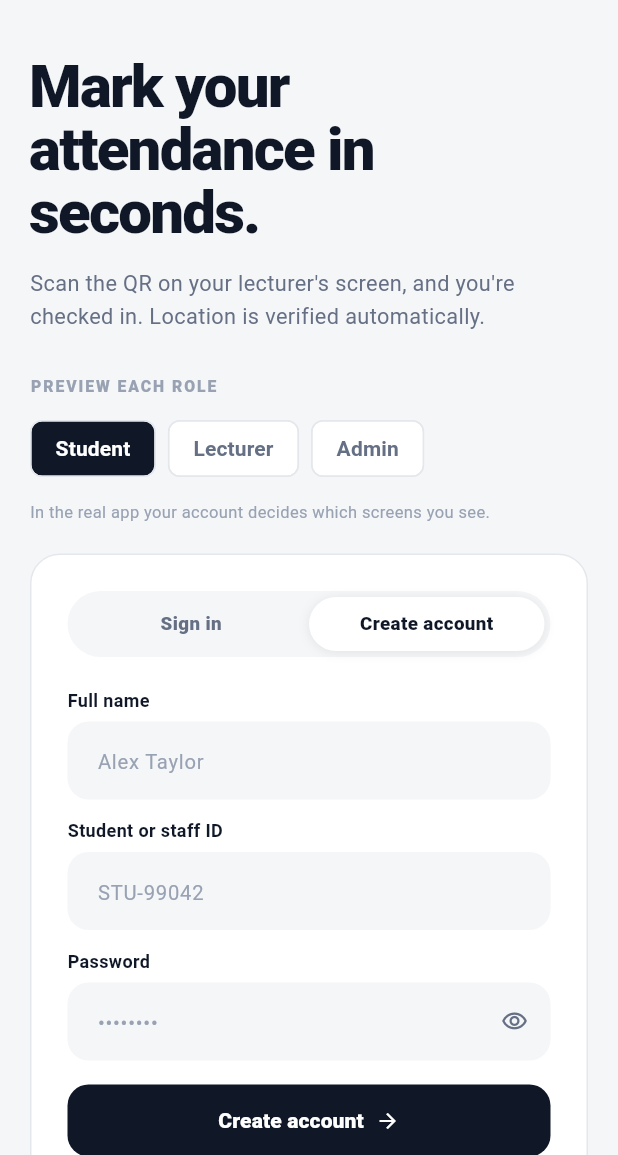
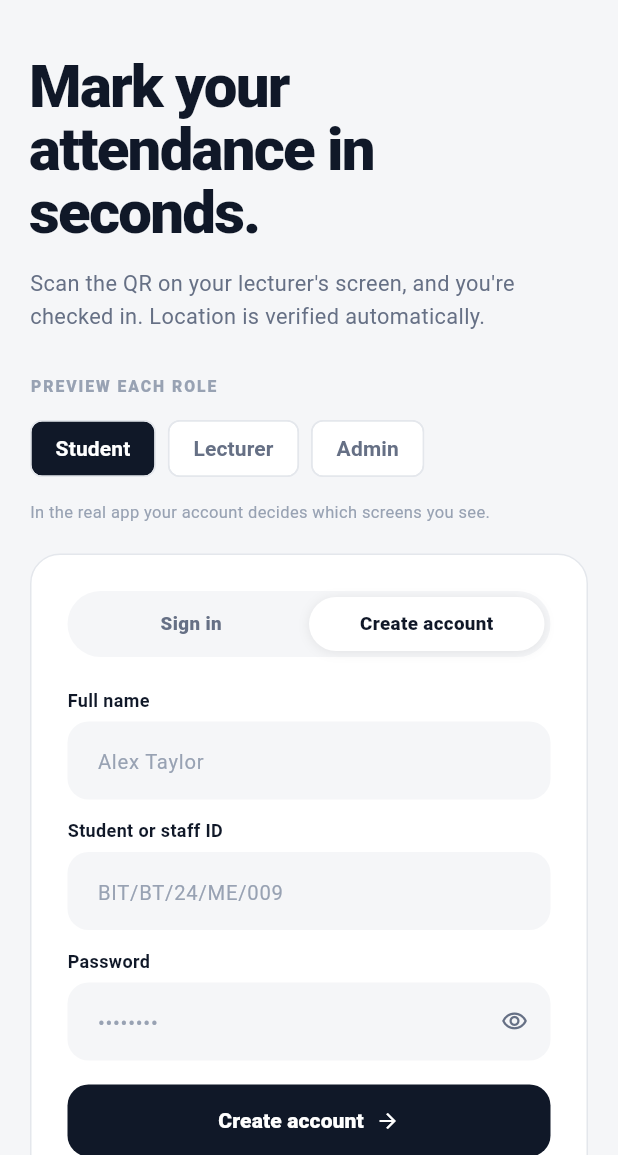
Before and after one commit to cryptotranquil/Smart-Attendance-System-QR-CODE, a Flutter app: the screen it shows after launch, after a tap on "Create account", on a phone screen of 412 x 824 dp, the part 81-1236 px from its top. Run offline on Flutter 3.47's test engine with Material 3 defaults, Android fonts, the phone set to English and light mode, and no system bars; our stand-ins replace supabase_flutter; accounts and stored records are empty.

Commit message:
Student registration numbers: switch to BIT/BT/YY/XX/NNN format
Segments: BIT = Bachelor of Information Technology (programme), BT = Blantyre
(campus), YY = intake year (2 digits), ME = Mature Entry (entry route), NNN =
roll number (zero-padded). Staff identifiers (FAC-.../ADM-...) unchanged.

- demo_data.dart, sign-in hint, student screen fallback, README + seed.sql updated
- Live demo DB (QR code project): profiles REG-DEMO-0001 -> BIT/BT/24/ME/009
  (claimed demo student), REG-2026-0042 -> BIT/BT/24/ME/042 (roster row)
- README documents the segment meanings and notes school_id is stored opaquely

Co-authored-by: arena-agent <297053741+arena-agent@users.noreply.github.com>

```diff
--- a/pulseqr/lib/src/demo_data.dart
+++ b/pulseqr/lib/src/demo_data.dart
@@ -70,12 +70,12 @@ const missedClasses = [
 ];
 
 const demoPeople = <DemoPerson>[
-  DemoPerson('Amina Al-Mansoor', 'STU-88210', 'Student', 'Computing', 'Active'),
+  DemoPerson('Amina Al-Mansoor', 'BIT/BT/24/ME/010', 'Student', 'Computing', 'Active'),
   DemoPerson('Dr. Elena Vance', 'STF-0042', 'Lecturer', 'Computing', 'Active'),
-  DemoPerson('Kai Takahashi', 'STU-99041', 'Student', 'Engineering', 'Active'),
-  DemoPerson('Jonas Davies', 'STU-70192', 'Student', 'Economics', 'Not signed up'),
+  DemoPerson('Kai Takahashi', 'BIT/BT/24/ME/041', 'Student', 'Engineering', 'Active'),
+  DemoPerson('Jonas Davies', 'BIT/BT/24/ME/192', 'Student', 'Economics', 'Not signed up'),
   DemoPerson("Prof. Marcus O'Connor", 'STF-0021', 'Lecturer', 'Bioengineering', 'Active'),
-  DemoPerson('Sara Osei', 'STU-08720', 'Student', 'Design', 'Suspended'),
+  DemoPerson('Sara Osei', 'BIT/BT/24/ME/087', 'Student', 'Design', 'Suspended'),
 ];
 
 const demoTimetable = [
--- a/pulseqr/lib/src/sign_in_screen.dart
+++ b/pulseqr/lib/src/sign_in_screen.dart
@@ -293,7 +293,7 @@ class _SignInScreenState extends State<SignInScreen> {
                 TextFormField(
                   controller: _idController,
                   autocorrect: false,
-                  decoration: _fieldDecoration(hint: _isCreate ? 'STU-99042' : 'name@univ.edu or STU-99042'),
+                  decoration: _fieldDecoration(hint: _isCreate ? 'BIT/BT/24/ME/009' : 'name@univ.edu or BIT/BT/24/ME/009'),
                   validator: (v) {
                     final t = v?.trim() ?? '';
                     if (t.isEmpty) return 'Enter your ID or email';
--- a/pulseqr/lib/src/student_screens.dart
+++ b/pulseqr/lib/src/student_screens.dart
@@ -22,7 +22,7 @@ class _StudentHomeScreenState extends State<StudentHomeScreen> {
   int _tab = 0;
 
   String get _name => (widget.userName?.trim().split(' ').first) ?? 'Alex';
-  String get _id => widget.schoolId ?? 'STU-99042';
+  String get _id => widget.schoolId ?? 'BIT/BT/24/ME/042';
 
   Future<void> _signOut() async {
     if (widget.connected) {
```
Also changed, not shown: 2 other files.
